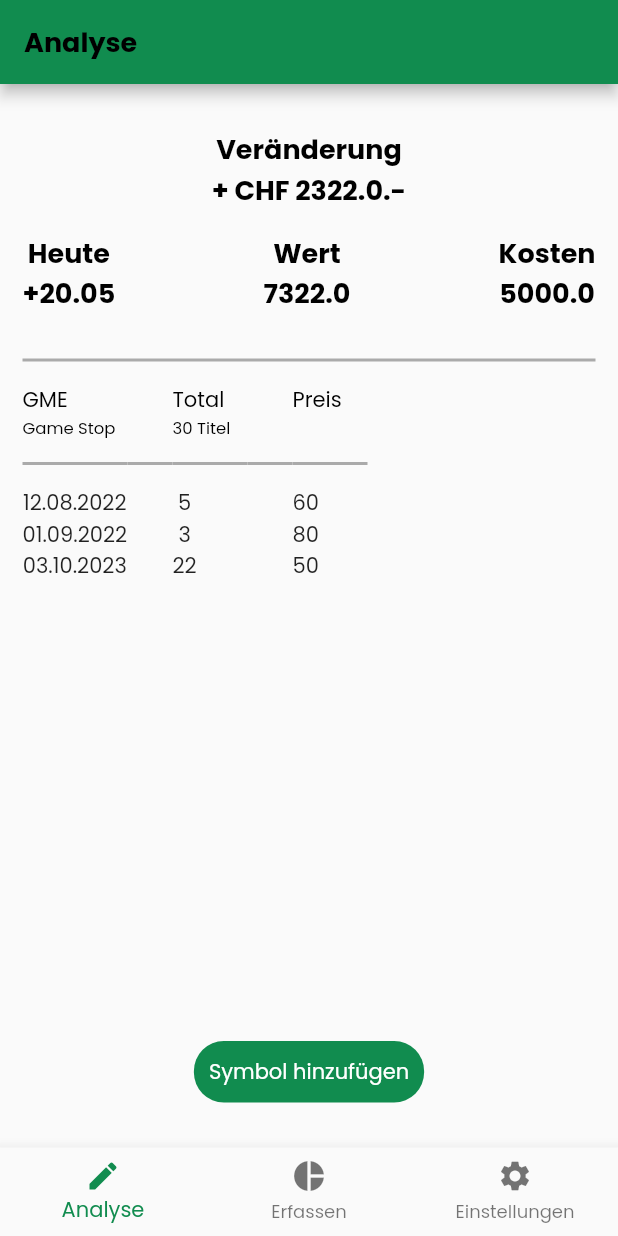
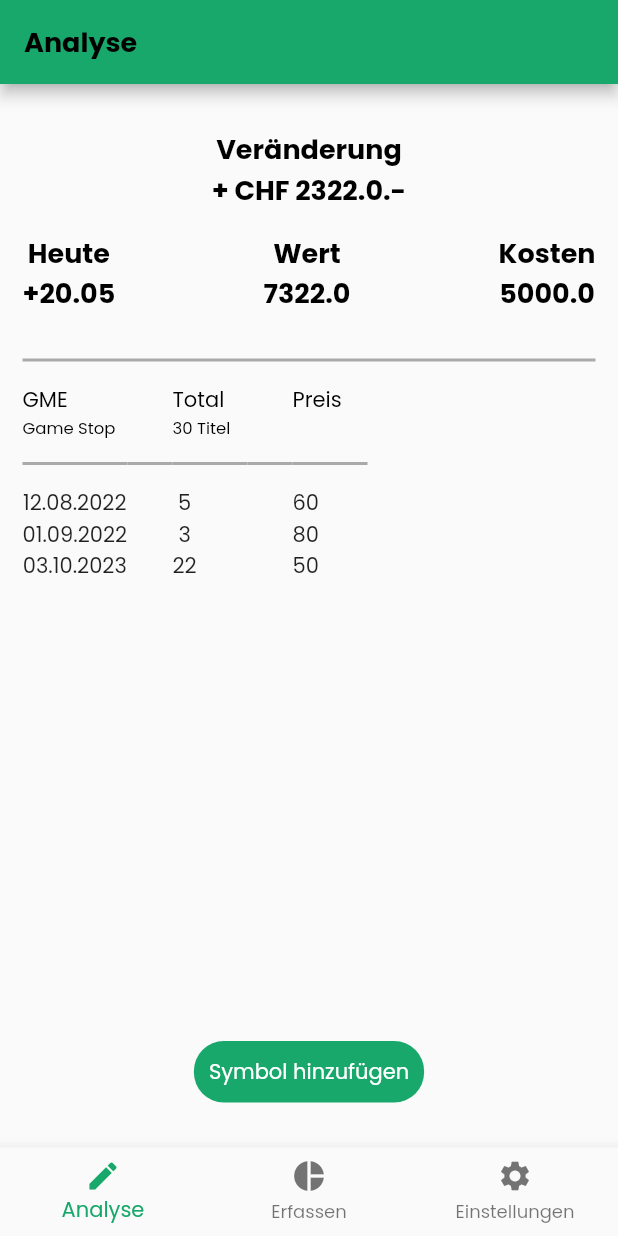
Before and after one commit to TheCoolerDaniel/BudgetApp, a Flutter app: the screen it shows after launch, on a phone screen of 412 x 824 dp. Run offline on Flutter 3.47's test engine with Material 2 defaults, Android fonts, the phone set to English and light mode, and no system bars.

Commit message:
Refactored mainPage

```diff
--- a/budget_app/lib/main.dart
+++ b/budget_app/lib/main.dart
@@ -1,12 +1,7 @@
-import 'package:budget_app/presentation/core/custom_app_bar.dart';
-import 'package:budget_app/presentation/pages/analysis/analysis_view.dart';
 import 'package:flutter/material.dart';
-import 'package:budget_app/presentation/helpers/brand_colors.dart'
-    as brand_colors;
 import 'package:budget_app/presentation/helpers/brand_fonts.dart'
     as brand_fonts;
-
-import 'presentation/pages/transactions/transactions_list_view.dart';
+import 'presentation/navigation/main_page.dart';
 
 void main() {
   runApp(const MyApp());
@@ -19,95 +14,11 @@ class MyApp extends StatelessWidget {
   @override
   Widget build(BuildContext context) {
     return MaterialApp(
-      title: 'Budget App',
+      title: 'TurboBudget',
       theme: ThemeData(
-        fontFamily: 'Poppins',
+        fontFamily: brand_fonts.fontFamilyDefault,
       ),
-      home: const MyHomePage(title: 'Budget App'),
+      home: const MainPage(),
     );
   }
 }
-
-class MyHomePage extends StatefulWidget {
-  static const double horizontalPadding = 10;
-
-  const MyHomePage({Key? key, required this.title}) : super(key: key);
-  final String title;
-
-  @override
-  State<MyHomePage> createState() => _MyHomePageState();
-}
-
-class _MyHomePageState extends State<MyHomePage> {
-  int _selectedIndex = 0;
-
-  _SelectableView getView(int selectedIndex) {
-    switch (selectedIndex) {
-      case 0:
-        return _SelectableView(
-          title: "Analyse",
-          view: AnalysisView(),
-        );
-      case 1:
-        return _SelectableView(
-          title: "Transaktionen",
-          view: TransactionsListView(),
-        );
-      default:
-        // Should never occur.
-        return _SelectableView(
-          title: "Transaktionen",
-          view: TransactionsListView(),
-        );
-    }
-  }
-
-  @override
-  Widget build(BuildContext context) {
-    _SelectableView selectedView = getView(_selectedIndex);
-
-    return Scaffold(
-      appBar: CustomAppBar(
-        title: selectedView.title,
-      ),
-      bottomNavigationBar: BottomNavigationBar(
-        items: const <BottomNavigationBarItem>[
-          BottomNavigationBarItem(
-            icon: Icon(Icons.edit),
-            label: 'Analyse',
-          ),
-          BottomNavigationBarItem(
-            icon: Icon(Icons.pie_chart),
-            label: 'Erfassen',
-          ),
-          BottomNavigationBarItem(
-            icon: Icon(Icons.settings),
-            label: 'Einstellungen',
-          ),
-        ],
-        currentIndex: _selectedIndex,
-        selectedItemColor: brand_colors.primaryColor,
-        onTap: (newIndex) {
-          setState(() {
-            _selectedIndex = newIndex;
-          });
-        },
-      ),
-      body: SizedBox(
-        height: MediaQuery.of(context).size.height,
-        width: MediaQuery.of(context).size.width,
-        child: selectedView.view,
-      ),
-    );
-  }
-}
-
-class _SelectableView {
-  final String title;
-  final Widget view;
-
-  _SelectableView({
-    required this.title,
-    required this.view,
-  });
-}
--- a/budget_app/lib/presentation/helpers/brand_colors.dart
+++ b/budget_app/lib/presentation/helpers/brand_colors.dart
@@ -1,8 +1,10 @@
 import 'package:flutter/material.dart';
 
 // BACKGROUNDS
-const primaryColor = Color(0xFF118C4F);
-const secondaryColor = Color.fromARGB(255, 255, 255, 255);
+const primaryColor = Color(0xFF18A86B);
+const accentColor = Color(0xFF2FB383);
+const mainGradient = [accentColor, primaryColor];
+const backgroundColor = Color.fromARGB(255, 255, 255, 255);
 
 // ICONS
 const borderColor = Color(0xFFAAAAAA);
--- a/budget_app/lib/presentation/helpers/brand_fonts.dart
+++ b/budget_app/lib/presentation/helpers/brand_fonts.dart
@@ -1,7 +1,7 @@
 import 'package:flutter/material.dart';
 import './brand_colors.dart' as brand_colors;
 
-const _fontFamilyDefault = "Poppins";
+const fontFamilyDefault = "Poppins";
 
 const _sizeHuge = 25.0;
 const _sizeTitle = 18.0;
@@ -12,7 +12,7 @@ const _weightDefault = FontWeight.w400;
 const _weightStrong = FontWeight.w800;
 
 const hugeDark = TextStyle(
-  fontFamily: _fontFamilyDefault,
+  fontFamily: fontFamilyDefault,
   color: brand_colors.copyDark,
   fontSize: _sizeHuge,
   fontWeight: _weightStrong,
@@ -20,7 +20,7 @@ const hugeDark = TextStyle(
 );
 
 const titleDark = TextStyle(
-  fontFamily: _fontFamilyDefault,
+  fontFamily: fontFamilyDefault,
   color: brand_colors.copyDark,
   fontSize: _sizeTitle,
   fontWeight: _weightStrong,
@@ -28,7 +28,7 @@ const titleDark = TextStyle(
 );
 
 const titleLight = TextStyle(
-  fontFamily: _fontFamilyDefault,
+  fontFamily: fontFamilyDefault,
   color: brand_colors.copyLight,
   fontSize: _sizeCopy,
   fontWeight: _weightStrong,
@@ -36,7 +36,7 @@ const titleLight = TextStyle(
 );
 
 const primaryButton = TextStyle(
-  fontFamily: _fontFamilyDefault,
+  fontFamily: fontFamilyDefault,
   color: brand_colors.copyDark,
   fontSize: _sizeCopy,
   fontWeight: _weightStrong,
@@ -44,7 +44,7 @@ const primaryButton = TextStyle(
 );
 
 const copyDark = TextStyle(
-  fontFamily: _fontFamilyDefault,
+  fontFamily: fontFamilyDefault,
   color: brand_colors.copyDark,
   fontSize: _sizeCopy,
   fontWeight: _weightDefault,
@@ -52,7 +52,7 @@ const copyDark = TextStyle(
 );
 
 const copyLight = TextStyle(
-  fontFamily: _fontFamilyDefault,
+  fontFamily: fontFamilyDefault,
   color: brand_colors.copyLight,
   fontSize: _sizeCopy,
   fontWeight: _weightDefault,
@@ -60,7 +60,7 @@ const copyLight = TextStyle(
 );
 
 const detailDark = TextStyle(
-  fontFamily: _fontFamilyDefault,
+  fontFamily: fontFamilyDefault,
   color: brand_colors.copyDark,
   fontSize: _sizeDetail,
   fontWeight: _weightDefault,
--- /dev/null
+++ b/budget_app/lib/presentation/navigation/main_page.dart
@@ -0,0 +1,95 @@
+import 'package:flutter/material.dart';
+import 'package:budget_app/presentation/helpers/brand_colors.dart'
+    as brand_colors;
+import 'package:budget_app/presentation/helpers/brand_fonts.dart'
+    as brand_fonts;
+import 'package:budget_app/presentation/helpers/spacing.dart' as spacing;
+
+import '../core/custom_app_bar.dart';
+import '../pages/analysis/analysis_view.dart';
+import '../pages/transactions/transactions_list_view.dart';
+
+class MainPage extends StatefulWidget {
+  static const double horizontalPadding = 10;
+
+  const MainPage({
+    Key? key,
+  }) : super(key: key);
+
+  @override
+  State<MainPage> createState() => _MainPageState();
+}
+
+class _MainPageState extends State<MainPage> {
+  int _selectedIndex = 0;
+
+  _SelectableView getView(int selectedIndex) {
+    switch (selectedIndex) {
+      case 0:
+        return _SelectableView(
+          title: "Analyse",
+          view: AnalysisView(),
+        );
+      case 1:
+        return _SelectableView(
+          title: "Transaktionen",
+          view: const TransactionsListView(),
+        );
+      default:
+        // Should never occur.
+        return _SelectableView(
+          title: "Transaktionen",
+          view: const TransactionsListView(),
+        );
+    }
+  }
+
+  @override
+  Widget build(BuildContext context) {
+    _SelectableView selectedView = getView(_selectedIndex);
+
+    return Scaffold(
+      appBar: CustomAppBar(
+        title: selectedView.title,
+      ),
+      bottomNavigationBar: BottomNavigationBar(
+        items: const <BottomNavigationBarItem>[
+          BottomNavigationBarItem(
+            icon: Icon(Icons.edit),
+            label: 'Analyse',
+          ),
+          BottomNavigationBarItem(
+            icon: Icon(Icons.pie_chart),
+            label: 'Erfassen',
+          ),
+          BottomNavigationBarItem(
+            icon: Icon(Icons.settings),
+            label: 'Einstellungen',
+          ),
+        ],
+        currentIndex: _selectedIndex,
+        selectedItemColor: brand_colors.primaryColor,
+        onTap: (newIndex) {
+          setState(() {
+            _selectedIndex = newIndex;
+          });
+        },
+      ),
+      body: SizedBox(
+        height: MediaQuery.of(context).size.height,
+        width: MediaQuery.of(context).size.width,
+        child: selectedView.view,
+      ),
+    );
+  }
+}
+
+class _SelectableView {
+  final String title;
+  final Widget view;
+
+  _SelectableView({
+    required this.title,
+    required this.view,
+  });
+}
--- a/budget_app/lib/presentation/pages/transactions/transactions_add_view.dart
+++ b/budget_app/lib/presentation/pages/transactions/transactions_add_view.dart
@@ -20,7 +20,7 @@ class TransactionsAddView extends StatelessWidget {
       body: Container(
         height: MediaQuery.of(context).size.height,
         width: MediaQuery.of(context).size.width,
-        color: brand_colors.secondaryColor,
+        color: brand_colors.backgroundColor,
         padding: const EdgeInsets.only(
             bottom: spacing.buttonOffsetBottom,
             left: sidePadding,
--- a/budget_app/lib/presentation/pages/transactions/transactions_group.dart
+++ b/budget_app/lib/presentation/pages/transactions/transactions_group.dart
@@ -1,5 +1,5 @@
 import 'package:flutter/material.dart';
-import '../../../main.dart';
+import '../../navigation/main_page.dart';
 import 'transactions_tile.dart';
 
 class TransactionsGroup extends StatelessWidget {
@@ -9,12 +9,12 @@ class TransactionsGroup extends StatelessWidget {
   Widget build(BuildContext context) {
     return Container(
       padding: const EdgeInsets.symmetric(
-          horizontal: MyHomePage.horizontalPadding, vertical: 10),
+          horizontal: MainPage.horizontalPadding, vertical: 10),
       child: Column(
         children: [
           Row(
             mainAxisAlignment: MainAxisAlignment.spaceBetween,
-            children: [Text("Text"), Text("-CHF 108")],
+            children: const [Text("Text"), Text("-CHF 108")],
           ),
           const TransactionTile()
         ],
--- a/budget_app/lib/presentation/pages/transactions/transactions_list_view.dart
+++ b/budget_app/lib/presentation/pages/transactions/transactions_list_view.dart
@@ -22,7 +22,7 @@ class TransactionsListView extends StatelessWidget {
           width: MediaQuery.of(context).size.width,
           color: Colors.grey,
           child: Container(
-            decoration: BoxDecoration(color: brand_colors.secondaryColor),
+            decoration: BoxDecoration(color: brand_colors.backgroundColor),
             alignment: Alignment.center,
             child: Row(
               mainAxisAlignment: MainAxisAlignment.center,
```
Also changed, not shown: budget_app/lib/presentation/pages/onboarding/choose_goal_page.dart (+27 -0 lines).
